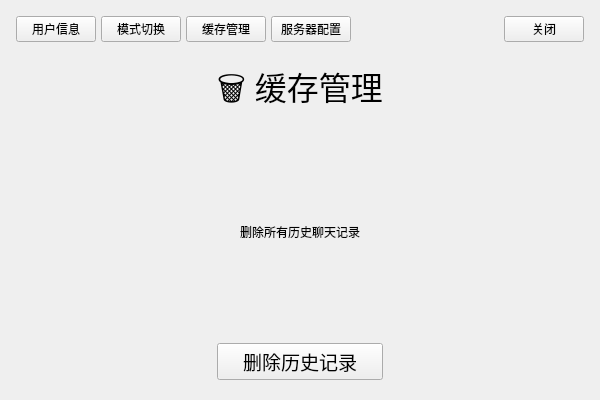
First picture: the form in Client_Qt/Client/settingswidget.ui, repository lazale666/Smart-Medica-Terminal, before the edit.
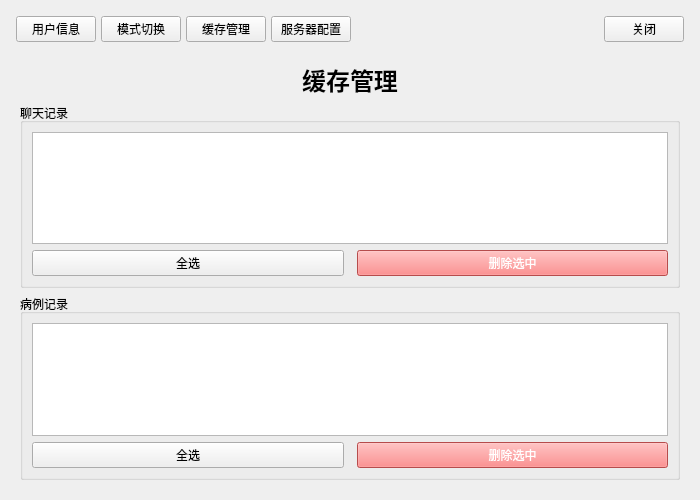
Second picture: the form after the edit. The open tabs and pages were chosen to show the change.

Commit message: 更新优化QT功能，新增病历记录，修复若干bug

```diff
--- a/Client_Qt/Client/settingswidget.ui
+++ b/Client_Qt/Client/settingswidget.ui
@@ -6,8 +6,8 @@
     <rect>
       <x>0</x>
       <y>0</y>
-      <width>600</width>
-      <height>400</height>
+    <width>700</width>
+    <height>500</height>
     </rect>
   </property>
   <property name="windowTitle">
@@ -15,7 +15,6 @@
   </property>
   <layout class="QVBoxLayout" name="mainLayout">
     <item>
-      <widget class="QWidget" name="navWidget">
         <layout class="QHBoxLayout" name="navLayout">
           <property name="spacing">
             <number>5</number>
@@ -99,7 +98,6 @@
             </widget>
           </item>
         </layout>
-      </widget>
     </item>
     <item>
       <widget class="QStackedWidget" name="pageStack">
@@ -296,76 +294,108 @@
         </widget>
         <widget class="QWidget" name="cachePage">
           <layout class="QVBoxLayout" name="cacheLayout">
-            <property name="alignment">
-              <set>Qt::AlignCenter</set>
-            </property>
             <item>
               <widget class="QLabel" name="cacheLabel">
+         <property name="font">
+          <font>
+           <pointsize>18</pointsize>
+           <bold>true</bold>
+          </font>
+         </property>
                 <property name="text">
-                  <string>🗑️ 缓存管理</string>
+          <string>缓存管理</string>
                 </property>
                 <property name="alignment">
-                  <set>Qt::AlignCenter</set>
-                </property>
-                <property name="font">
-                  <font>
-                    <pointsize>24</pointsize>
-                  </font>
-                </property>
+          <set>Qt::AlignmentFlag::AlignCenter</set>
+         </property>
+        </widget>
+       </item>
+       <item>
+        <widget class="QGroupBox" name="chatRecordGroup">
+         <property name="title">
+          <string>聊天记录</string>
+         </property>
+         <layout class="QVBoxLayout" name="chatRecordLayout">
+          <item>
+           <widget class="QListWidget" name="chatRecordList">
+            <property name="selectionMode">
+             <enum>QAbstractItemView::MultiSelection</enum>
+            </property>
               </widget>
             </item>
             <item>
-              <spacer name="cacheSpacer">
+           <layout class="QHBoxLayout" name="chatButtonLayout">
+            <item>
+             <widget class="QPushButton" name="selectAllChatBtn">
+              <property name="text">
+               <string>全选</string>
+              </property>
+             </widget>
+            </item>
+            <item>
+             <spacer name="chatSpacer">
                 <property name="orientation">
-                  <enum>Qt::Vertical</enum>
-                </property>
-                <property name="sizeHint" stdset="0">
-                  <size>
-                    <width>20</width>
-                    <height>30</height>
-                  </size>
-                </property>
+               <enum>Qt::Orientation::Horizontal</enum>
+              </property>
               </spacer>
             </item>
             <item>
-              <widget class="QLabel" name="cacheDesc">
+             <widget class="QPushButton" name="deleteChatBtn">
                 <property name="text">
-                  <string>删除所有历史聊天记录</string>
-                </property>
-                <property name="alignment">
-                  <set>Qt::AlignCenter</set>
+               <string>删除选中</string>
+              </property>
+              <property name="styleSheet">
+               <string notr="true">background-color: #ff6b6b; color: white;</string>
                 </property>
               </widget>
             </item>
+           </layout>
+          </item>
+         </layout>
+        </widget>
+       </item>
             <item>
-              <spacer name="cacheSpacer2">
-                <property name="orientation">
-                  <enum>Qt::Vertical</enum>
-                </property>
-                <property name="sizeHint" stdset="0">
-                  <size>
-                    <width>20</width>
-                    <height>30</height>
-                  </size>
-                </property>
-              </spacer>
+        <widget class="QGroupBox" name="medicalRecordGroup">
+         <property name="title">
+          <string>病例记录</string>
+         </property>
+         <layout class="QVBoxLayout" name="medicalRecordLayout">
+          <item>
+           <widget class="QListWidget" name="medicalRecordList">
+            <property name="selectionMode">
+             <enum>QAbstractItemView::MultiSelection</enum>
+            </property>
+           </widget>
             </item>
             <item>
-              <widget class="QPushButton" name="clearCacheBtn">
+           <layout class="QHBoxLayout" name="medicalButtonLayout">
+            <item>
+             <widget class="QPushButton" name="selectAllMedicalBtn">
                 <property name="text">
-                  <string>删除历史记录</string>
-                </property>
-                <property name="minimumWidth">
-                  <number>180</number>
-                </property>
-                <property name="minimumHeight">
-                  <number>45</number>
-                </property>
-                <property name="font">
-                  <font>
-                    <pointsize>14</pointsize>
-                  </font>
-                </property>
+               <string>全选</string>
+              </property>
+             </widget>
+            </item>
+            <item>
+             <spacer name="medicalSpacer">
+              <property name="orientation">
+               <enum>Qt::Orientation::Horizontal</enum>
+              </property>
+             </spacer>
+            </item>
+            <item>
+             <widget class="QPushButton" name="deleteMedicalBtn">
+              <property name="text">
+               <string>删除选中</string>
+              </property>
+              <property name="styleSheet">
+               <string notr="true">background-color: #ff6b6b; color: white;</string>
+              </property>
+             </widget>
+            </item>
+           </layout>
+          </item>
+         </layout>
               </widget>
             </item>
           </layout>
```
Left out of the diff: 169 changed lines with no effect on the pictures. Lines whose indentation alone changed are shown as unchanged. The commit also changes 19 other files.
